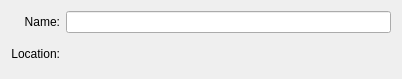
The window that plugins/snippet/addrepository.ui (KDE/kdevelop) describes before a commit, drawn with Qt 5.
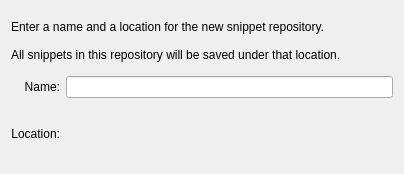
The same window after the commit. Custom widgets are drawn as their Qt base class.

Commit message: show error messages to the user when a file operation fails. don't force the user to select an existing folder as project repository location, but instead create the dir if required. also show a little explanation text in the add-repo dialog

Diff of the .ui file:
```diff
--- a/plugins/snippet/addrepository.ui
+++ b/plugins/snippet/addrepository.ui
@@ -1,21 +1,21 @@
 <ui version="4.0" >
  <class>AddRepository</class>
- <widget class="QWidget" name="AddRepository" >
-  <property name="geometry" >
+ <widget class="QWidget" name="AddRepository">
+  <property name="geometry">
    <rect>
     <x>0</x>
     <y>0</y>
-    <width>402</width>
-    <height>79</height>
+    <width>404</width>
+    <height>174</height>
    </rect>
   </property>
   <property name="windowTitle" >
    <string>Add an existing Repository</string>
   </property>
-  <layout class="QGridLayout" >
-   <item row="0" column="0" >
-    <widget class="QLabel" name="label" >
-     <property name="text" >
+  <layout class="QGridLayout">
+   <item row="1" column="0">
+    <widget class="QLabel" name="label">
+     <property name="text">
       <string>Name:</string>
      </property>
      <property name="alignment" >
@@ -23,12 +23,12 @@
      </property>
     </widget>
    </item>
-   <item row="0" column="1" >
-    <widget class="QLineEdit" name="name" />
+   <item row="1" column="1">
+    <widget class="QLineEdit" name="name"/>
    </item>
-   <item row="1" column="0" >
-    <widget class="QLabel" name="label_2" >
-     <property name="text" >
+   <item row="2" column="0">
+    <widget class="QLabel" name="label_2">
+     <property name="text">
       <string>Location:</string>
      </property>
      <property name="alignment" >
@@ -36,8 +36,26 @@
      </property>
     </widget>
    </item>
-   <item row="1" column="1" >
-    <widget class="KUrlRequester" name="location" />
+   <item row="2" column="1">
+    <widget class="KUrlRequester" name="location"/>
+   </item>
+   <item row="0" column="0" colspan="2">
+    <widget class="QLabel" name="label_3">
+     <property name="locale">
+      <locale language="English" country="UnitedStates"/>
+     </property>
+     <property name="text">
+      <string>Enter a name and a location for the new snippet repository.
+
+All snippets in this repository will be saved under that location.</string>
+     </property>
+     <property name="scaledContents">
+      <bool>false</bool>
+     </property>
+     <property name="wordWrap">
+      <bool>true</bool>
+     </property>
+    </widget>
    </item>
   </layout>
  </widget>
```
Left out of the diff: 11 changed lines with no effect on the pictures. The commit also changes 4 other files.
